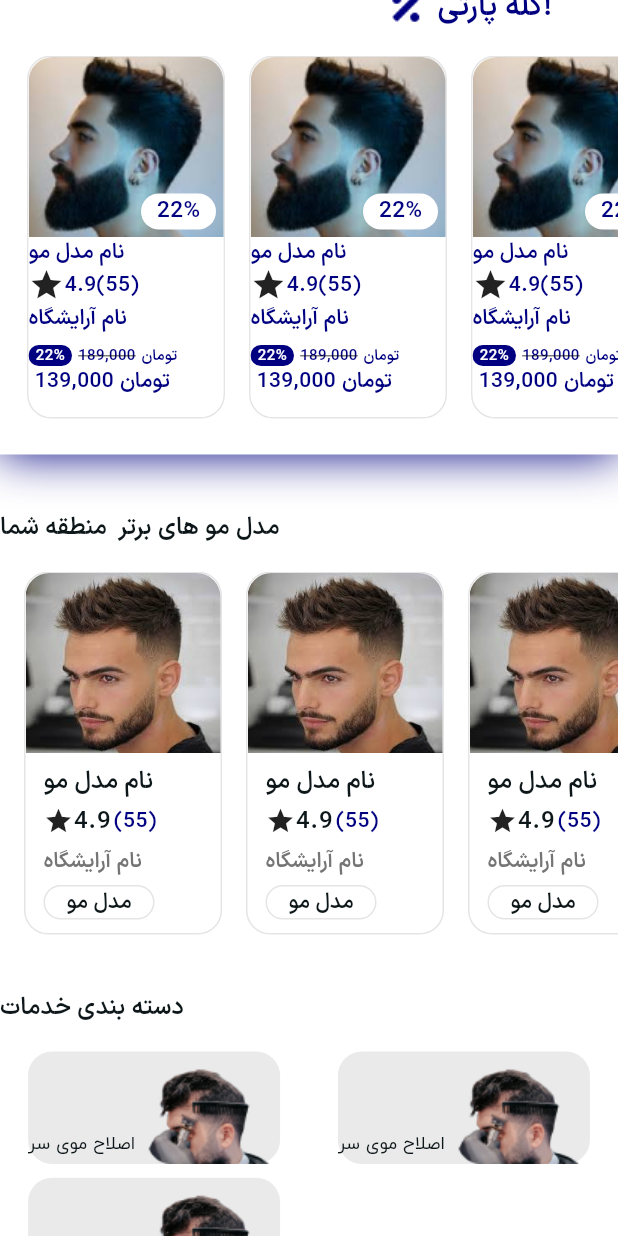
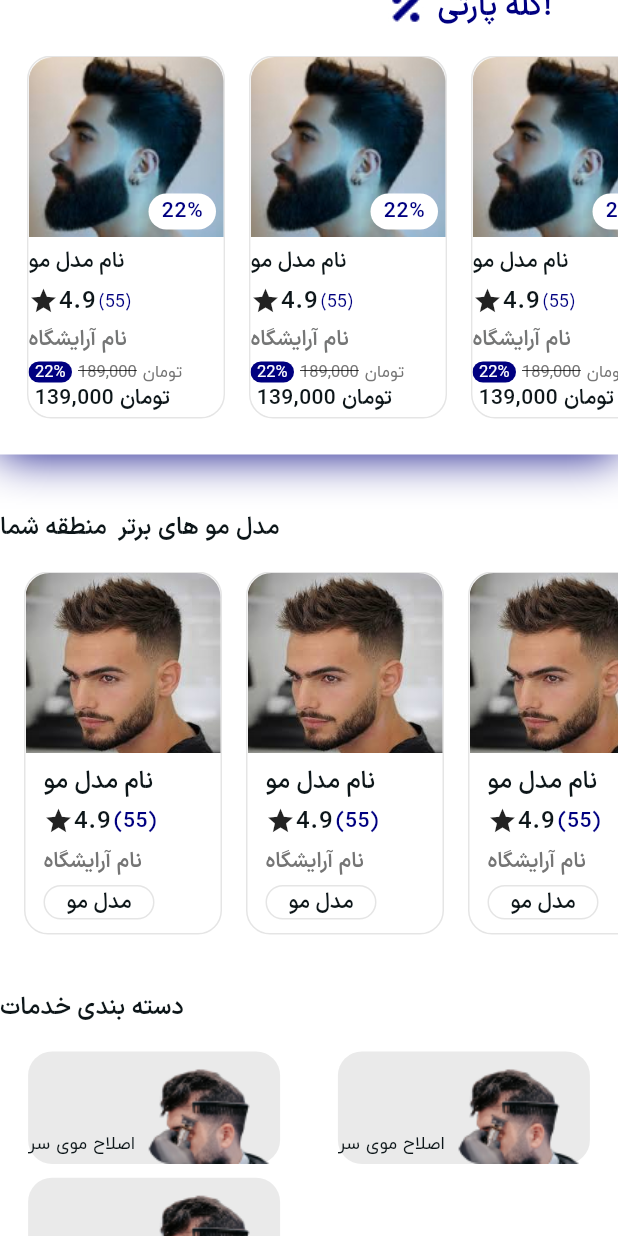
Before and after one commit to rezabahmanpourali/shop-style-flutter, a Flutter app: the HomeScreen screen opened directly, scrolled down 576 dp, on a phone screen of 412 x 824 dp. Run offline on Flutter 3.47's test engine with Material 3 defaults, Android fonts, the phone set to English and light mode, and no system bars; our stand-ins replace dio, equatable, flutter_map, flutter_svg, get_it, latlong2 and 1 more; network calls fail.

Commit message:
15/10/1403 full

```diff
--- a/lib/View_comments/View_comments_screen.dart
+++ b/lib/View_comments/View_comments_screen.dart
@@ -51,10 +51,9 @@ class _ViewCommentsScreenState extends State<ViewCommentsScreen> {
                       ),
                       SizedBox(height: height / 60),
                       SizedBox(
-                        height: height / 4,
+                        height: height / 4.3,
                         child: const PercentageBoxScore(),
                       ),
-                      SizedBox(height: height / 60),
                       Row(
                         children: [
                           Text(
@@ -93,6 +92,7 @@ class _ViewCommentsScreenState extends State<ViewCommentsScreen> {
                           ),
                         ],
                       ),
+                      SizedBox(height: height / 60),
                     ],
                   ),
                 ),
--- a/lib/View_comments/widgets/percentage_box_score.dart
+++ b/lib/View_comments/widgets/percentage_box_score.dart
@@ -17,7 +17,7 @@ class _PercentageBoxScoreState extends State<PercentageBoxScore> {
   Widget build(BuildContext context) {
     final double width = MediaQuery.of(context).size.width;
 
-    final List<double> listScore = [55, 30, 16, 0, 1];
+    final List<int> listScore = [55, 30, 16, 0, 1];
     return ListView.builder(
       itemCount: 5,
       itemBuilder: (BuildContext context, int index) {
@@ -25,7 +25,7 @@ class _PercentageBoxScoreState extends State<PercentageBoxScore> {
           alignment: Alignment.center,
           children: [
             Positioned(
-              right: 0,
+              right: -width / 50,
               child: Checkbox(
                 splashRadius: 5,
                 focusColor: Colors.transparent,
--- a/lib/common/widgets/card_item_party.dart
+++ b/lib/common/widgets/card_item_party.dart
@@ -39,7 +39,7 @@ class CardItemParty extends StatelessWidget {
                     bottom: 5,
                     right: 5,
                     child: Container(
-                      width: 50,
+                      width: 45,
                       height: 24,
                       decoration: const BoxDecoration(
                         color: AppColors.white2,
@@ -48,14 +48,13 @@ class CardItemParty extends StatelessWidget {
                           Radius.circular(27),
                         ),
                       ),
-                      child: const Center(
+                      child: Center(
                         child: Text(
                           '22%',
-                          style: TextStyle(
-                            fontSize: 15,
-                            fontWeight: FontWeight.w700,
-                            color: AppColors.purpleOpacity,
-                          ),
+                          style: Theme.of(context)
+                              .textTheme
+                              .bodyLarge
+                              ?.copyWith(color: AppColors.purple, fontSize: 14),
                         ),
                       ),
                     ),
@@ -79,27 +78,50 @@ class CardItemParty extends StatelessWidget {
                 child: Column(
                   crossAxisAlignment: CrossAxisAlignment.start,
                   children: [
-                    const Padding(
-                      padding: EdgeInsets.only(right: 12),
-                      child: Text('نام مدل مو'),
+                    const SizedBox(height: 6),
+                    Padding(
+                      padding: const EdgeInsets.only(right: 12),
+                      child: Text(
+                        'نام مدل مو',
+                        style: Theme.of(context).textTheme.bodyLarge,
+                      ),
                     ),
-                    const Padding(
-                      padding: EdgeInsets.only(right: 12),
+                    const SizedBox(height: 5),
+                    Padding(
+                      padding: const EdgeInsets.only(right: 12),
                       child: Row(
-                        mainAxisAlignment: MainAxisAlignment.start,
                         children: [
-                          Icon(Icons.star),
-                          Text('4.9'),
-                          Text('(55)'),
+                          const Icon(Icons.star, size: 20),
+                          Text(
+                            '4.9',
+                            style: Theme.of(context).textTheme.labelMedium,
+                          ),
+                          const SizedBox(width: 2),
+                          Text(
+                            '(55)',
+                            style: Theme.of(context)
+                                .textTheme
+                                .displayMedium
+                                ?.copyWith(color: AppColors.purple),
+                          ),
                         ],
                       ),
                     ),
-                    const Padding(
-                      padding: EdgeInsets.only(right: 12),
-                      child: Text('نام آرایشگاه'),
+                    const SizedBox(
+                      height: 5,
+                    ),
+                    Padding(
+                      padding: const EdgeInsets.only(right: 12),
+                      child: Text(
+                        'نام آرایشگاه',
+                        style: Theme.of(context)
+                            .textTheme
+                            .bodyMedium
+                            ?.copyWith(color: AppColors.textSearchColor),
+                      ),
                     ),
                     const SizedBox(
-                      height: 8,
+                      height: 5,
                     ),
                     Padding(
                       padding: const EdgeInsets.only(right: 16),
@@ -114,61 +136,64 @@ class CardItemParty extends StatelessWidget {
                                 Radius.circular(27),
                               ),
                             ),
-                            child: const Center(
+                            child: Center(
                               child: Text(
                                 '22%',
-                                style: TextStyle(
-                                  fontSize: 10,
-                                  fontWeight: FontWeight.w700,
-                                  color: AppColors.cardWhiteTakhfif,
-                                ),
+                                style: Theme.of(context)
+                                    .textTheme
+                                    .displaySmall
+                                    ?.copyWith(
+                                      color: AppColors.cardWhiteTakhfif,
+                                    ),
                               ),
                             ),
                           ),
                           const SizedBox(
                             width: 4,
                           ),
-                          const Text(
+                          Text(
                             '189,000',
-                            style: TextStyle(
-                              fontSize: 10,
-                              fontWeight: FontWeight.w400,
-                              decoration: TextDecoration.lineThrough,
-                            ),
+                            style: Theme.of(context)
+                                .textTheme
+                                .displaySmall
+                                ?.copyWith(
+                                  color: AppColors.textHeader,
+                                  decoration: TextDecoration.lineThrough,
+                                ),
                           ),
                           const SizedBox(
                             width: 4,
                           ),
-                          const Text(
+                          Text(
                             'تومان',
-                            style: TextStyle(
-                              fontSize: 10,
-                              fontWeight: FontWeight.w400,
-                            ),
+                            style: Theme.of(context)
+                                .textTheme
+                                .displaySmall
+                                ?.copyWith(color: AppColors.textHeader),
                           ),
                         ],
                       ),
                     ),
-                    const Padding(
-                      padding: EdgeInsets.only(right: 16),
+                    Padding(
+                      padding: const EdgeInsets.only(right: 16),
                       child: Row(
                         children: [
                           Text(
                             ' 139,000',
-                            style: TextStyle(
-                              fontSize: 14,
-                              fontWeight: FontWeight.w500,
-                            ),
+                            style: Theme.of(context)
+                                .textTheme
+                                .bodyMedium
+                                ?.copyWith(color: AppColors.black),
                           ),
-                          SizedBox(
+                          const SizedBox(
                             width: 4,
                           ),
                           Text(
                             'تومان',
-                            style: TextStyle(
-                              fontSize: 14,
-                              fontWeight: FontWeight.w500,
-                            ),
+                            style: Theme.of(context)
+                                .textTheme
+                                .bodyMedium
+                                ?.copyWith(color: AppColors.black),
                           ),
                         ],
                       ),
--- a/lib/main.dart
+++ b/lib/main.dart
@@ -1,10 +1,8 @@
 import 'dart:ui';
 import 'package:flutter/material.dart';
 import 'package:provider/provider.dart';
-import 'package:shop_style/View_comments/View_comments_screen.dart';
 import 'package:shop_style/auth/screens/login_regester_1.dart';
 import 'package:shop_style/auth/statemanagment/auth_controller.dart';
-import 'package:shop_style/barber/screens/barber_shop_page.dart';
 import 'package:shop_style/barber/statemanagmenrt/barber_controller.dart';
 import 'package:shop_style/barber/statemanagmenrt/barber_shop_controller.dart';
 import 'package:shop_style/common/configs/colors.dart';
@@ -14,8 +12,6 @@ import 'package:shop_style/explor/screens/explore_page.dart';
 import 'package:shop_style/home/screens/home_screen.dart';
 import 'package:shop_style/locator.dart';
 import 'package:shop_style/reserve_page1/screens/service_selection_screen.dart';
-import 'package:shop_style/reserve_page2/screens/reseve_page2.dart';
-import 'package:shop_style/reserve_page3/screens/reserve_page3.dart';
 import 'package:shop_style/user_page/screens/user_page.dart';
 import 'package:shop_style/view_reserved_page/screens/view_reserved_page.dart';
 
@@ -35,7 +31,7 @@ void main() {
           PointerDeviceKind.unknown,
         },
       ),
-      home: const MyApp(),
+      home:  const ServiceSelectionScreen(),
     ),
   );
 }
```
Also changed, not shown: lib/View_comments/widgets/percentage_box.dart (+4 -4 lines), lib/barber/screens/barber_shop_page.dart (+48 -109 lines), lib/barber/widgets/more_button.dart (added, +40 -0 lines), lib/barber/widgets/time_work.dart (added, +41 -0 lines), lib/common/widgets/header_for_screen.dart (+6 -4 lines), lib/home/widgets/widgets/card_item.dart (+15 -11 lines), lib/reserve_page1/screens/service_selection_screen.dart (+62 -3 lines).
